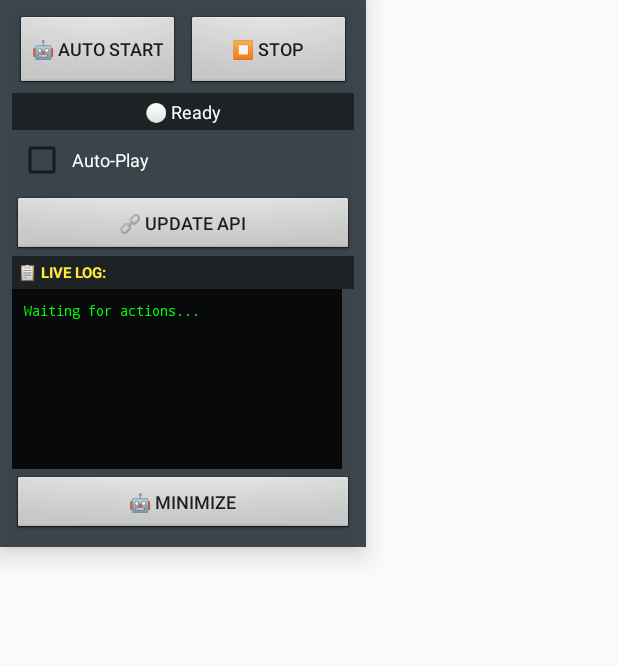
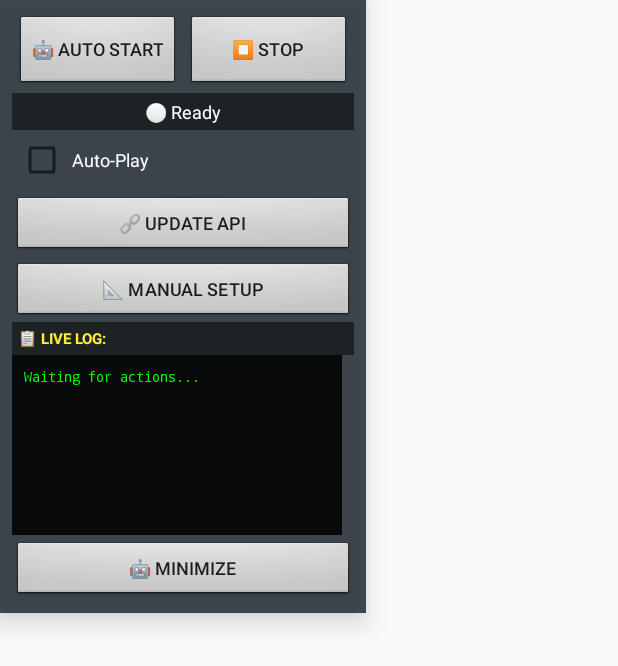
Before and after one commit to ashish66212/Faluda, an Android app: the layout overlay_compact.xml on its own in the app's theme, with its tools: preview values and no code run, on a phone screen of 412 x 824 dp. Shown: the top 666 px of the screen. Run offline under Robolectric (Android 15) with nearby library versions, the phone set to English and light mode, and no system bars.

Commit message:
UI: Add manual board setup button to compact overlay

```diff
--- a/ChessChatApp/ChessChatApp/app/src/main/res/layout/overlay_compact.xml
+++ b/ChessChatApp/ChessChatApp/app/src/main/res/layout/overlay_compact.xml
@@ -77,6 +77,16 @@
         android:layout_marginTop="4dp"
         android:background="@android:drawable/btn_default" />
 
+    <!-- Manual Board Setup Button -->
+    <Button
+        android:id="@+id/manualSetupButton"
+        android:layout_width="match_parent"
+        android:layout_height="40dp"
+        android:text="📐 Manual Setup"
+        android:textSize="12sp"
+        android:layout_marginTop="4dp"
+        android:background="@android:drawable/btn_default" />
+
     <!-- LIVE LOG VIEW - NEW -->
     <TextView
         android:layout_width="match_parent"
```
